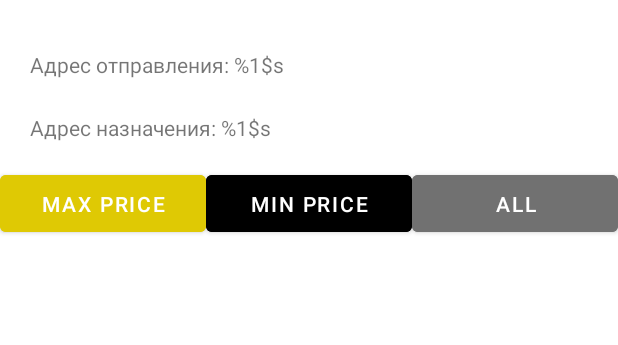
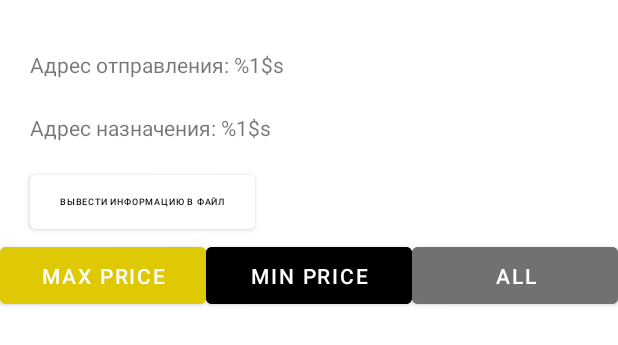
Before and after one commit to eivanovJr/practiceTaxiApp, an Android app: the layout activity_show_results.xml on its own in the app's theme, with its tools: preview values and no code run, on a phone screen of 412 x 824 dp. Shown: the top 345 px of the screen. Run offline under Robolectric (Android 15) with nearby library versions, the phone set to English and light mode, and no system bars; Roboto replaces fonts that are not available here.

Commit message:
file output feature + tests

```diff
--- a/app/src/main/AndroidManifest.xml
+++ b/app/src/main/AndroidManifest.xml
@@ -6,6 +6,7 @@
     <uses-permission android:name="android.permission.ACCESS_COARSE_LOCATION"/>
     <uses-permission android:name="com.google.android.providers.gfs.permission.READ_GSERVICES"/>
     <uses-permission android:name="android.permission.INTERNET" />
+    <uses-permission android:name="android.permission.WRITE_EXTERNAL_STORAGE"/>
 
     <application
         android:allowBackup="true"
--- a/app/src/main/java/com/example/taxiapp/model/TaxiDriver.java
+++ b/app/src/main/java/com/example/taxiapp/model/TaxiDriver.java
@@ -31,6 +31,10 @@ public class TaxiDriver implements Comparable<TaxiDriver>{
 
     public String getRideClass() {return rideClass;}
 
+    public String toString() {
+        return new String(price + " " + rideClass + " " + name + "\n");
+    }
+
     @Override
     public int compareTo(TaxiDriver taxiDriver) {
         if (this.price < taxiDriver.price)
--- a/app/src/main/res/layout/activity_show_results.xml
+++ b/app/src/main/res/layout/activity_show_results.xml
@@ -27,11 +27,22 @@
         android:fontFamily="@font/palanquin_dark_bold"
         android:text="@string/to_adress" />
 
+    <Button
+        android:id="@+id/file_button"
+        android:text="@string/file_output"
+        android:layout_width="150sp"
+        android:textColor="@color/black"
+        android:backgroundTint="@color/white"
+        android:textSize="6dp"
+        android:layout_marginHorizontal="20sp"
+        android:layout_height="wrap_content"
+        android:layout_below="@+id/to" />
+
     <LinearLayout
         android:id="@+id/prices"
         android:layout_width="match_parent"
         android:layout_height="50dp"
-        android:layout_below="@id/to"
+        android:layout_below="@id/file_button"
         android:orientation="horizontal">
         <Button
             android:id="@+id/max_button"
@@ -64,6 +75,7 @@
         android:layout_width="match_parent"
         android:layout_height="match_parent"
         android:layout_below="@id/prices">
+
         <TableLayout
             android:id="@+id/result_table"
             android:layout_width="match_parent"
--- a/app/src/main/res/values/strings.xml
+++ b/app/src/main/res/values/strings.xml
@@ -14,4 +14,7 @@
     <string name="time_bounds">Максимальное ожидание должно находится в диапазоне 1–15</string>
     <string name="https_body">https://taxi-routeinfo.taxi.yandex.net/taxi_info?</string>
     <string name="custom_http">http://51.250.101.124:8080/api/ride/price?</string>
+    <string name="file_output">Вывести информацию в файл</string>
+    <string name="file_success">Записано в файл директории TaxiAppOrders</string>
+    <string name="file_error">Не удалось записать файл</string>
 </resources>
```
Also changed, not shown: app/src/main/java/com/example/taxiapp/ResultsActivity.java (+65 -0 lines), 1 other file. Lines whose indentation alone changed are shown as unchanged.
